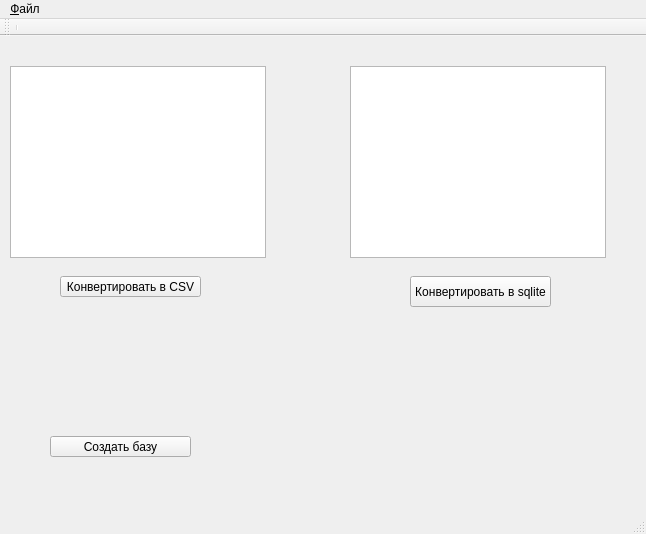
Before: the Qt Designer form mainwindow.ui in Zheka001/Convertor, drawn with Qt 5.
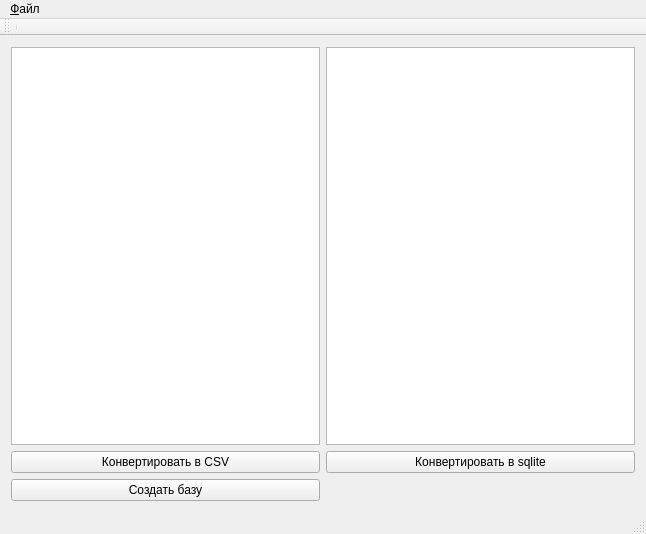
After: the same form once the commit is applied.

Patch:
```diff
--- a/mainwindow.ui
+++ b/mainwindow.ui
@@ -14,65 +14,35 @@
    <string>MainWindow</string>
   </property>
   <widget class="QWidget" name="centralWidget">
-   <widget class="QTreeView" name="sqlView">
-    <property name="geometry">
-     <rect>
-      <x>10</x>
-      <y>30</y>
-      <width>256</width>
-      <height>192</height>
-     </rect>
-    </property>
-   </widget>
+   <layout class="QGridLayout" name="gridLayout">
+    <item row="0" column="0">
+     <widget class="QTreeView" name="sqlView"/>
+    </item>
+    <item row="0" column="1">
+     <widget class="QTreeView" name="csvView"/>
+    </item>
+    <item row="1" column="0">
    <widget class="QPushButton" name="convertButton">
-    <property name="geometry">
-     <rect>
-      <x>60</x>
-      <y>240</y>
-      <width>141</width>
-      <height>21</height>
-     </rect>
-    </property>
     <property name="text">
      <string>Конвертировать в CSV</string>
     </property>
    </widget>
-   <widget class="QTreeView" name="csvView">
-    <property name="geometry">
-     <rect>
-      <x>350</x>
-      <y>30</y>
-      <width>256</width>
-      <height>192</height>
-     </rect>
-    </property>
-   </widget>
-   <widget class="QPushButton" name="createButton">
-    <property name="geometry">
-     <rect>
-      <x>50</x>
-      <y>400</y>
-      <width>141</width>
-      <height>21</height>
-     </rect>
-    </property>
-    <property name="text">
-     <string>Cоздать базу</string>
-    </property>
-   </widget>
+    </item>
+    <item row="1" column="1">
    <widget class="QPushButton" name="convertSqlButton">
-    <property name="geometry">
-     <rect>
-      <x>410</x>
-      <y>240</y>
-      <width>141</width>
-      <height>31</height>
-     </rect>
-    </property>
     <property name="text">
      <string>Конвертировать в sqlite</string>
     </property>
    </widget>
+    </item>
+    <item row="2" column="0">
+     <widget class="QPushButton" name="createButton">
+      <property name="text">
+       <string>Cоздать базу</string>
+      </property>
+     </widget>
+    </item>
+   </layout>
   </widget>
   <widget class="QToolBar" name="mainToolBar">
    <attribute name="toolBarArea">
```
Lines whose indentation alone changed are shown as unchanged.
